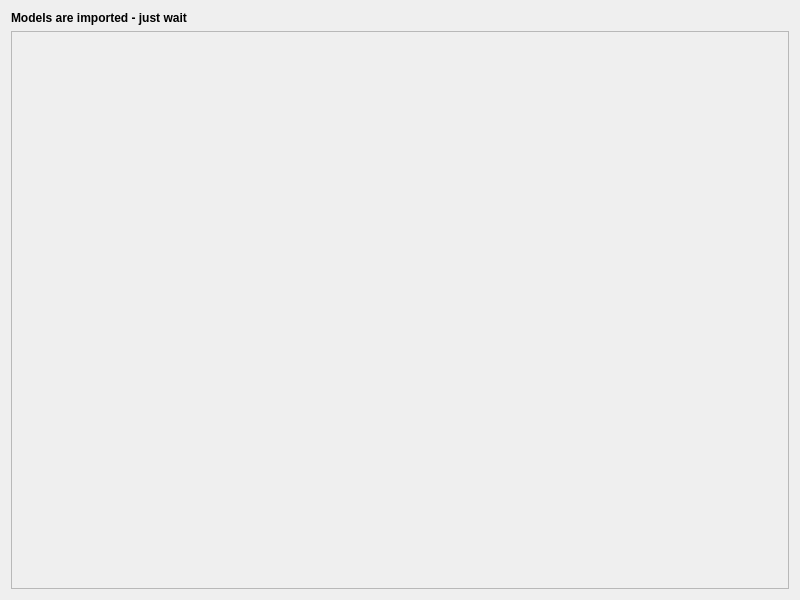
Before: the Qt Designer form QgisModelBaker/ui/import_execution.ui in opengisch/QgisModelBaker, drawn with Qt 5.
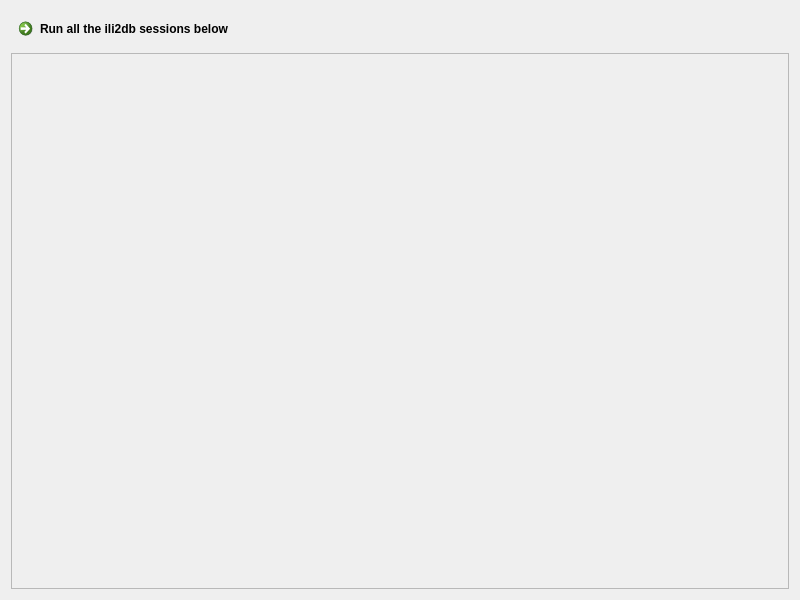
After: the same form once the commit is applied.

Commit message: run all ili2db commands option - not running all automatically

The edit to the form file:
```diff
--- a/QgisModelBaker/ui/import_execution.ui
+++ b/QgisModelBaker/ui/import_execution.ui
@@ -14,6 +14,13 @@
    <string>Select Files</string>
   </property>
   <layout class="QGridLayout" name="gridLayout">
+   <item row="0" column="0">
+    <widget class="QCommandLinkButton" name="run_command_button">
+     <property name="text">
+      <string>Run all the ili2db sessions below</string>
+     </property>
+    </widget>
+   </item>
    <item row="1" column="0">
     <widget class="QScrollArea" name="scroll_area">
      <property name="horizontalScrollBarPolicy">
@@ -27,38 +34,13 @@
        <rect>
         <x>0</x>
         <y>0</y>
-        <width>1180</width>
-        <height>757</height>
+        <width>780</width>
+        <height>538</height>
        </rect>
       </property>
      </widget>
     </widget>
    </item>
-   <item row="0" column="0">
-    <widget class="QLabel" name="description">
-     <property name="minimumSize">
-      <size>
-       <width>0</width>
-       <height>0</height>
-      </size>
-     </property>
-     <property name="font">
-      <font>
-       <weight>75</weight>
-       <bold>true</bold>
-      </font>
-     </property>
-     <property name="text">
-      <string>Models are imported - just wait</string>
-     </property>
-     <property name="alignment">
-      <set>Qt::AlignLeading|Qt::AlignLeft|Qt::AlignTop</set>
-     </property>
-     <property name="wordWrap">
-      <bool>true</bool>
-     </property>
-    </widget>
-   </item>
   </layout>
  </widget>
  <resources/>
```
The commit also changes 6 other files.
